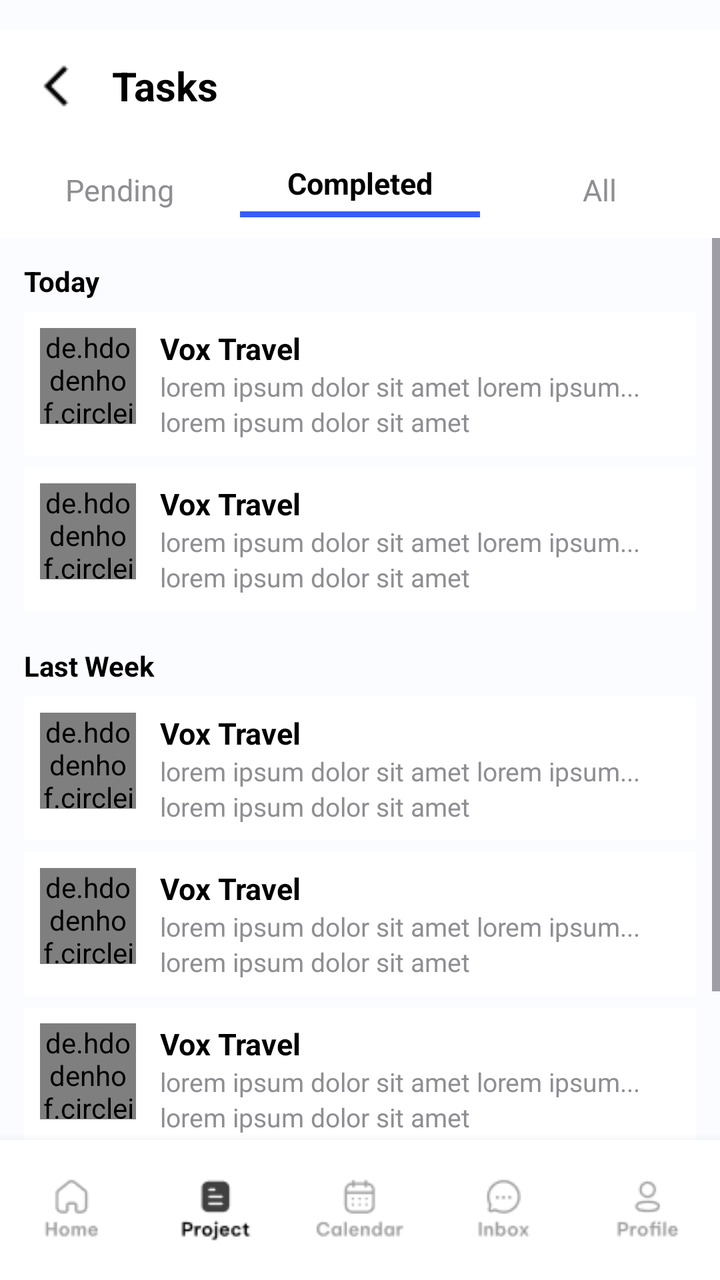
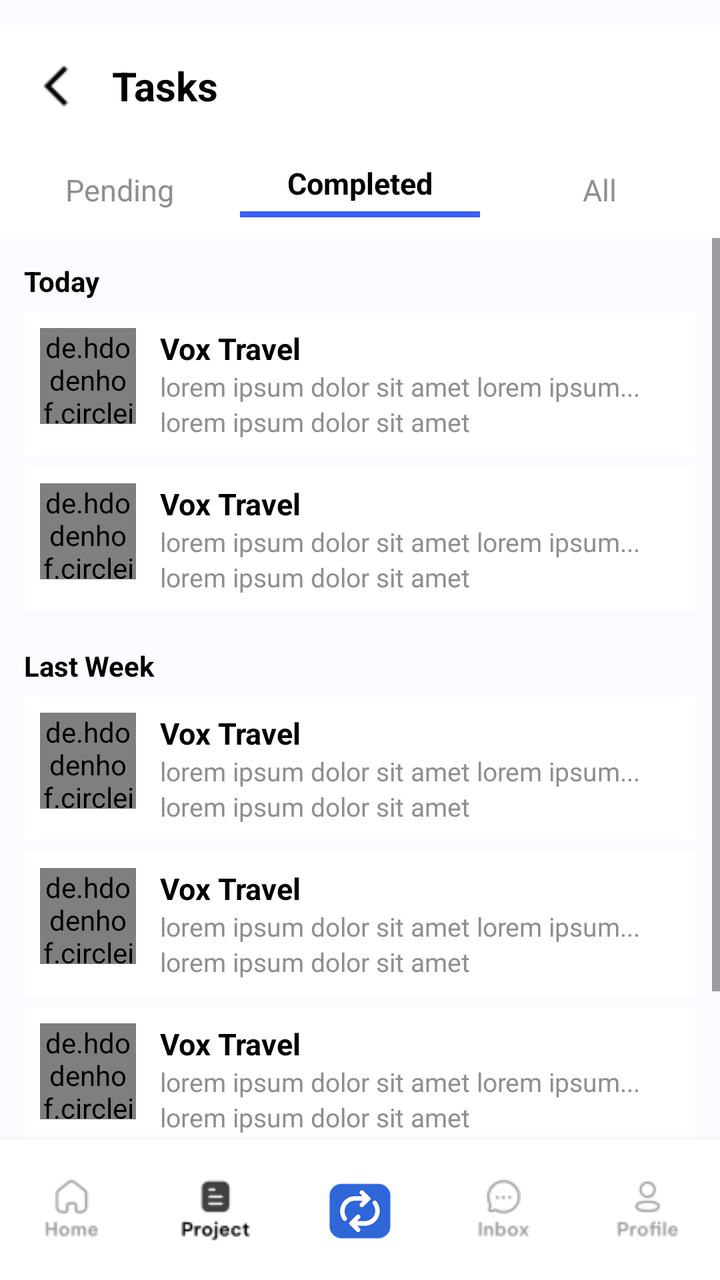

Before-and-after screenshots of an Android layout around one commit, followed by the original layout XML and the change that was made.
<!-- AndroidManifest.xml: application theme Theme.Teamflow -->
<!-- res/layout/activity_task_list_completed.xml -->
<?xml version="1.0" encoding="utf-8"?>
<RelativeLayout xmlns:android="http://schemas.android.com/apk/res/android"
    xmlns:tools="http://schemas.android.com/tools"
    xmlns:app="http://schemas.android.com/apk/res-auto"
    android:layout_width="match_parent"
    android:layout_height="match_parent"
    android:background="@color/greybg"
    android:paddingTop="15dp"
    tools:context=".task_list_completed">

    
    <RelativeLayout
        android:id="@+id/topBar"
        android:layout_width="match_parent"
        android:layout_height="56dp"
        android:background="@color/white"
        android:paddingHorizontal="16dp">

        <ImageView
            android:id="@+id/back_arrow"
            android:layout_width="24dp"
            android:layout_height="24dp"
            android:layout_centerVertical="true"
            android:src="@drawable/back_arrow_head" />

        <TextView
            android:id="@+id/title"
            android:layout_width="wrap_content"
            android:layout_height="wrap_content"
            android:layout_centerVertical="true"
            android:layout_marginStart="40dp"
            android:text="Tasks"
            android:textColor="@color/black"
            android:textSize="20sp"
            android:textStyle="bold" />
    </RelativeLayout>

    
    <LinearLayout
        android:id="@+id/tabBar"
        android:layout_below="@id/topBar"
        android:layout_width="match_parent"
        android:layout_height="48dp"
        android:orientation="horizontal"
        android:background="@color/white"
        android:gravity="center"
        android:weightSum="3">

        <LinearLayout
            android:id="@+id/pendingTab"
            android:layout_width="0dp"
            android:layout_height="match_parent"
            android:layout_weight="1"
            android:orientation="vertical"
            android:gravity="center">

            <TextView
                android:layout_width="wrap_content"
                android:layout_height="wrap_content"
                android:text="Pending"
                android:textSize="15sp"
                android:textColor="@color/textgrey" />
        </LinearLayout>

        <LinearLayout
            android:id="@+id/completedTab"
            android:layout_width="0dp"
            android:layout_height="match_parent"
            android:layout_weight="1"
            android:orientation="vertical"
            android:gravity="center">

            <TextView
                android:layout_width="wrap_content"
                android:layout_height="wrap_content"
                android:text="Completed"
                android:textSize="15sp"
                android:textStyle="bold"
                android:textColor="@color/black" />

            <View
                android:layout_width="match_parent"
                android:layout_height="3dp"
                android:layout_marginTop="4dp"
                android:background="@color/bluebg" />
        </LinearLayout>

        <LinearLayout
            android:id="@+id/allTab"
            android:layout_width="0dp"
            android:layout_height="match_parent"
            android:layout_weight="1"
            android:orientation="vertical"
            android:gravity="center">

            <TextView
                android:layout_width="wrap_content"
                android:layout_height="wrap_content"
                android:text="All"
                android:textSize="15sp"
                android:textColor="@color/textgrey" />
        </LinearLayout>
    </LinearLayout>

    
    <ScrollView
        android:id="@+id/taskScroll"
        android:layout_width="match_parent"
        android:layout_height="0dp"
        android:layout_below="@id/tabBar"
        android:layout_above="@id/bottomNav"
        android:background="@color/greybg"
        android:fillViewport="true">

        <LinearLayout
            android:layout_width="match_parent"
            android:layout_height="wrap_content"
            android:orientation="vertical"
            android:paddingHorizontal="12dp">

            
            <TextView
                android:layout_width="wrap_content"
                android:layout_height="wrap_content"
                android:text="Today"
                android:textStyle="bold"
                android:textColor="@color/black"
                android:layout_marginTop="12dp"
                android:layout_marginBottom="6dp"
                android:textSize="14sp" />

            
            <include layout="@layout/item_task_placeholder_completed" />
            <include layout="@layout/item_task_placeholder_completed" />

            
            <TextView
                android:layout_width="wrap_content"
                android:layout_height="wrap_content"
                android:text="Last Week"
                android:textStyle="bold"
                android:textColor="@color/black"
                android:layout_marginTop="12dp"
                android:layout_marginBottom="6dp"
                android:textSize="14sp" />

            
            <include layout="@layout/item_task_placeholder_completed" />
            <include layout="@layout/item_task_placeholder_completed" />
            <include layout="@layout/item_task_placeholder_completed" />
            <include layout="@layout/item_task_placeholder_completed" />

        </LinearLayout>
    </ScrollView>

    
    <LinearLayout
        android:id="@+id/bottomNav"
        android:layout_alignParentBottom="true"
        android:layout_width="match_parent"
        android:layout_height="70dp"
        android:orientation="horizontal"
        android:background="@color/white"
        android:weightSum="5"
        android:elevation="8dp"
        android:paddingVertical="8dp">

        
        <LinearLayout
            android:layout_width="0dp"
            android:layout_height="match_parent"
            android:layout_weight="1"
            android:gravity="center"
            android:orientation="vertical">
            <ImageView
                android:layout_width="match_parent"
                android:layout_height="match_parent"
                android:layout_margin="10dp"
                android:src="@drawable/home_unselect" />
        </LinearLayout>

        
        <LinearLayout
            android:layout_width="0dp"
            android:layout_height="match_parent"
            android:layout_weight="1"
            android:gravity="center"
            android:orientation="vertical">
            <ImageView
                android:layout_width="match_parent"
                android:layout_height="match_parent"
                android:layout_margin="10dp"
                android:src="@drawable/project_selected" />
        </LinearLayout>

        
        <LinearLayout
            android:layout_width="0dp"
            android:layout_height="match_parent"
            android:layout_weight="1"
            android:gravity="center"
            android:orientation="vertical">
            <ImageView
                android:layout_width="match_parent"
                android:layout_height="match_parent"
                android:layout_margin="10dp"
                android:src="@drawable/calendar_unselect" />
        </LinearLayout>

        
        <LinearLayout
            android:layout_width="0dp"
            android:layout_height="match_parent"
            android:layout_weight="1"
            android:gravity="center"
            android:orientation="vertical">
            <ImageView
                android:layout_width="match_parent"
                android:layout_height="match_parent"
                android:layout_margin="10dp"
                android:src="@drawable/inbox_unselect" />
        </LinearLayout>

        
        <LinearLayout
            android:layout_width="0dp"
            android:layout_height="match_parent"
            android:layout_weight="1"
            android:gravity="center"
            android:orientation="vertical">
            <ImageView
                android:layout_width="match_parent"
                android:layout_height="match_parent"
                android:layout_margin="10dp"
                android:src="@drawable/profile_unselect" />
        </LinearLayout>
    </LinearLayout>

</RelativeLayout>
<!-- res/layout/item_task_placeholder_completed.xml (included above) -->
<?xml version="1.0" encoding="utf-8"?>
<LinearLayout xmlns:android="http://schemas.android.com/apk/res/android"
    xmlns:app="http://schemas.android.com/apk/res-auto"
    android:layout_width="match_parent"
    android:layout_height="wrap_content"
    android:orientation="horizontal"
    android:padding="8dp"
    android:layout_marginBottom="6dp"
    android:background="@color/white">

    <de.hdodenhof.circleimageview.CircleImageView
        android:layout_width="48dp"
        android:layout_height="48dp"
        android:src="@drawable/task_placeholder_completed"
        android:layout_marginEnd="12dp"
        app:civ_border_width="0dp" />

    <LinearLayout
        android:layout_width="match_parent"
        android:layout_height="wrap_content"
        android:orientation="vertical">

        <TextView
            android:layout_width="wrap_content"
            android:layout_height="wrap_content"
            android:text="Vox Travel"
            android:textColor="@color/black"
            android:textStyle="bold"
            android:textSize="15sp" />

        <TextView
            android:layout_width="wrap_content"
            android:layout_height="wrap_content"
            android:text="lorem ipsum dolor sit amet lorem ipsum..."
            android:textColor="@color/textgrey"
            android:textSize="13sp" />

        <TextView
            android:layout_width="wrap_content"
            android:layout_height="wrap_content"
            android:text="lorem ipsum dolor sit amet"
            android:textColor="@color/textgrey"
            android:textSize="13sp" />
    </LinearLayout>
</LinearLayout>
<!-- resources referenced by this layout -->
<resources>
  <color name="black">#FF000000</color>
  <color name="bluebg">#375DFB</color>
  <color name="greybg">#FBFCFF</color>
  <color name="textgrey">#8E8E93</color>
  <color name="white">#FFFFFFFF</color>
  <!-- drawable back_arrow_head: png bitmap (drawable, 210 bytes) -->
  <!-- drawable calendar_unselect: png bitmap (drawable, 1151 bytes) -->
  <!-- drawable home_unselect: png bitmap (drawable, 898 bytes) -->
  <!-- drawable inbox_unselect: png bitmap (drawable, 952 bytes) -->
  <!-- drawable profile_unselect: png bitmap (drawable, 1003 bytes) -->
  <!-- drawable project_selected: png bitmap (drawable, 725 bytes) -->
  <!-- drawable task_placeholder_completed: png bitmap (drawable, 1567 bytes) -->
  <style name="Theme.Teamflow" parent="Base.Theme.Teamflow" />
  <style name="Base.Theme.Teamflow" parent="Theme.Material3.DayNight.NoActionBar">
          
         <item name="colorPrimary">#2F6CE5</item>
      </style>
</resources>

<!-- the commit's change to res/layout/activity_task_list_completed.xml (unified diff, before → after) -->
@@ -204,7 +204,7 @@
                 android:layout_width="match_parent"
                 android:layout_height="match_parent"
                 android:layout_margin="10dp"
-                android:src="@drawable/calendar_unselect" />
+                android:src="@drawable/logo_main" />
         </LinearLayout>
 
         
<!-- resource entries referenced after the edit -->
@@ -6,9 +6,9 @@
   <color name="textgrey">#8E8E93</color>
   <color name="white">#FFFFFFFF</color>
   <!-- drawable back_arrow_head: png bitmap (drawable, 210 bytes) -->
-  <!-- drawable calendar_unselect: png bitmap (drawable, 1151 bytes) -->
   <!-- drawable home_unselect: png bitmap (drawable, 898 bytes) -->
   <!-- drawable inbox_unselect: png bitmap (drawable, 952 bytes) -->
+  <!-- drawable logo_main: png bitmap (drawable, 15760 bytes) -->
   <!-- drawable profile_unselect: png bitmap (drawable, 1003 bytes) -->
   <!-- drawable project_selected: png bitmap (drawable, 725 bytes) -->
   <!-- drawable task_placeholder_completed: png bitmap (drawable, 1567 bytes) -->
